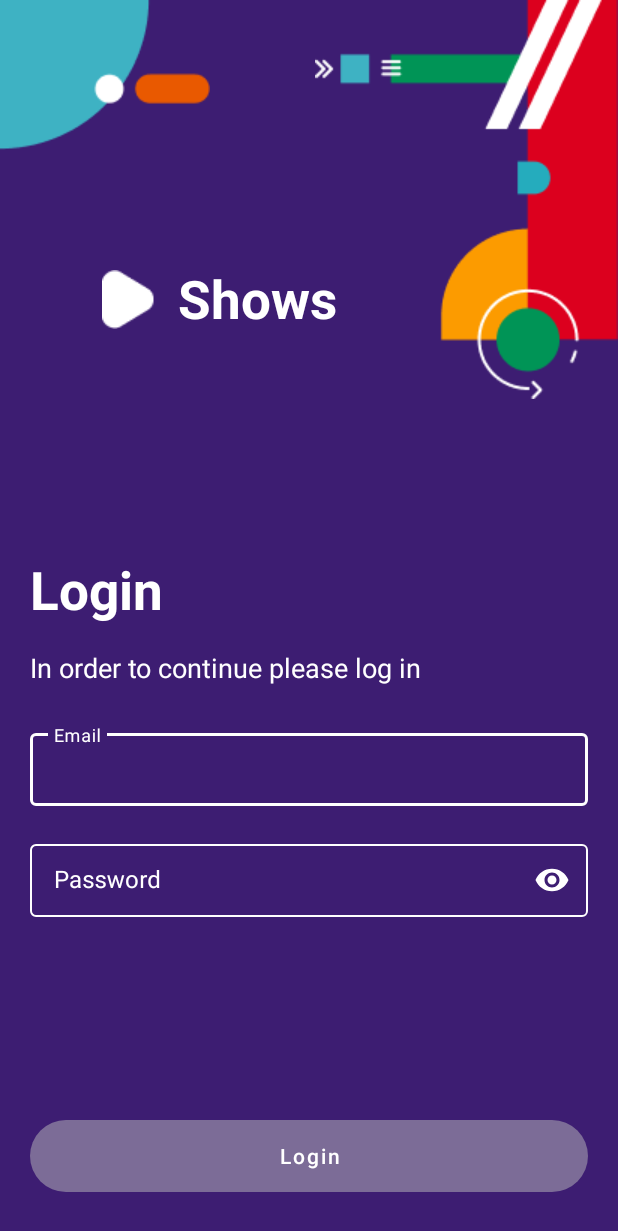
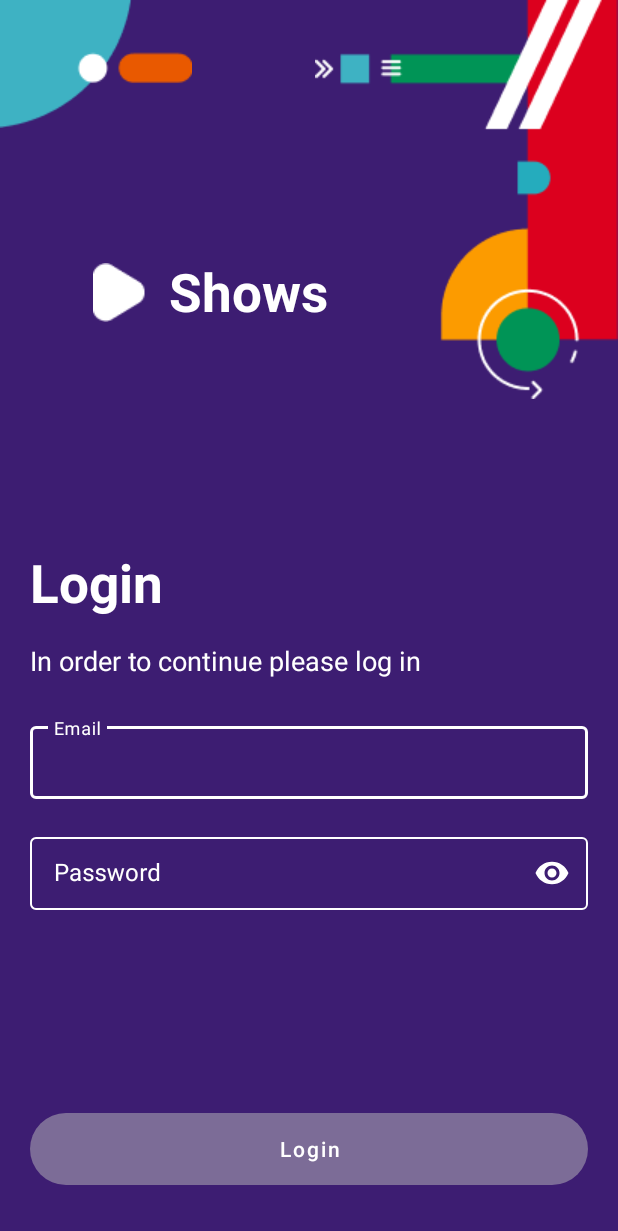
Before and after one commit to ivonamitovska/infinum-academy-shows-app-ivonamitovska, an Android app: the screen it shows after launch (LoginActivity), on a phone screen of 412 x 824 dp. Shown: the top 1231 px of the screen. Run offline under Robolectric (Android 15) with nearby library versions, the phone set to English and light mode, and no system bars.

Commit message:
Pushing aligned left and right photos

```diff
--- a/app/src/main/java/com/infinum/shows_ivona_mitovska/LoginActivity.kt
+++ b/app/src/main/java/com/infinum/shows_ivona_mitovska/LoginActivity.kt
@@ -78,6 +78,7 @@ class LoginActivity : AppCompatActivity() {
         binding.loginButton.isEnabled = loginValidity.isLoginValid()
     }
 
+
     private fun validEmail(email: String) {
 
         if (!email.matches(Constants.MINONEC.toRegex())) {
@@ -93,7 +94,6 @@ class LoginActivity : AppCompatActivity() {
     }
 
     private fun validPassword(password: String) {
-
         if (!password.matches(Constants.MINSIXC.toRegex())) {
             binding.passwordLayout.error = "Password must contain at least 6 character"
             loginValidity.setPasswordValidity(false)
@@ -102,4 +102,6 @@ class LoginActivity : AppCompatActivity() {
             loginValidity.setPasswordValidity(true)
         }
     }
+
+
 }
--- a/app/src/main/res/layout/activity_login.xml
+++ b/app/src/main/res/layout/activity_login.xml
@@ -40,7 +40,7 @@
             android:layout_width="wrap_content"
             android:layout_height="wrap_content"
             android:layout_marginStart="50dp"
-            android:layout_marginTop="80dp"
+            android:layout_marginTop="90dp"
             android:layout_marginEnd="18.94dp"
             android:src="@drawable/triangle"
             app:layout_constraintEnd_toEndOf="@id/topLeftImageView"
@@ -55,7 +55,7 @@
             android:layout_width="wrap_content"
             android:layout_height="wrap_content"
             android:layout_marginStart="15dp"
-            android:layout_marginTop="75dp"
+            android:layout_marginTop="85dp"
             android:fontFamily="sans-serif"
 
             android:text="Shows"
```
Also changed, not shown: app/src/main/res/drawable/topleft.png.
